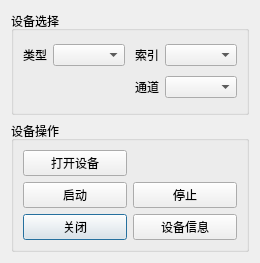
Qt form ZCAN_MINI/UI/devicemanager_dialog.ui (icanerandy/ZCAN_MINI) before a commit.
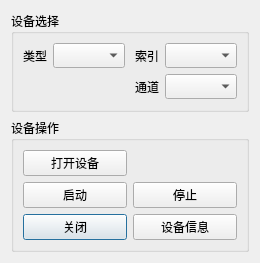
The same form after that commit. Custom widgets are drawn as their Qt base class.

What changed in the file:
```diff
--- a/ZCAN_MINI/UI/devicemanager_dialog.ui
+++ b/ZCAN_MINI/UI/devicemanager_dialog.ui
@@ -22,6 +22,11 @@
   <layout class="QVBoxLayout" name="verticalLayout">
    <item>
     <widget class="QGroupBox" name="groupBox_2">
+     <property name="font">
+      <font>
+       <family>黑体</family>
+      </font>
+     </property>
      <property name="title">
       <string>设备选择</string>
      </property>
@@ -30,13 +35,24 @@
        <layout class="QHBoxLayout" name="horizontalLayout">
         <item>
          <widget class="QLabel" name="label">
+          <property name="font">
+           <font>
+            <family>黑体</family>
+           </font>
+          </property>
           <property name="text">
            <string>类型</string>
           </property>
          </widget>
         </item>
         <item>
-         <widget class="QComboBox" name="comboDeviceType"/>
+         <widget class="QComboBox" name="comboDeviceType">
+          <property name="font">
+           <font>
+            <family>黑体</family>
+           </font>
+          </property>
+         </widget>
         </item>
         <item>
          <spacer name="horizontalSpacer_2">
@@ -53,13 +69,24 @@
         </item>
         <item>
          <widget class="QLabel" name="label_2">
+          <property name="font">
+           <font>
+            <family>黑体</family>
+           </font>
+          </property>
           <property name="text">
            <string>索引</string>
           </property>
          </widget>
         </item>
         <item>
-         <widget class="QComboBox" name="comboDeviceIndex"/>
+         <widget class="QComboBox" name="comboDeviceIndex">
+          <property name="font">
+           <font>
+            <family>黑体</family>
+           </font>
+          </property>
+         </widget>
         </item>
        </layout>
       </item>
@@ -80,13 +107,24 @@
         </item>
         <item>
          <widget class="QLabel" name="labChannel">
+          <property name="font">
+           <font>
+            <family>黑体</family>
+           </font>
+          </property>
           <property name="text">
            <string>通道</string>
           </property>
          </widget>
         </item>
         <item>
-         <widget class="QComboBox" name="comboChannelIndex"/>
+         <widget class="QComboBox" name="comboChannelIndex">
+          <property name="font">
+           <font>
+            <family>黑体</family>
+           </font>
+          </property>
+         </widget>
         </item>
        </layout>
       </item>
@@ -95,6 +133,11 @@
    </item>
    <item>
     <widget class="QGroupBox" name="groupBox">
+     <property name="font">
+      <font>
+       <family>黑体</family>
+      </font>
+     </property>
      <property name="title">
       <string>设备操作</string>
      </property>
```
Left out of the diff: 25 changed lines with no effect on the pictures.
